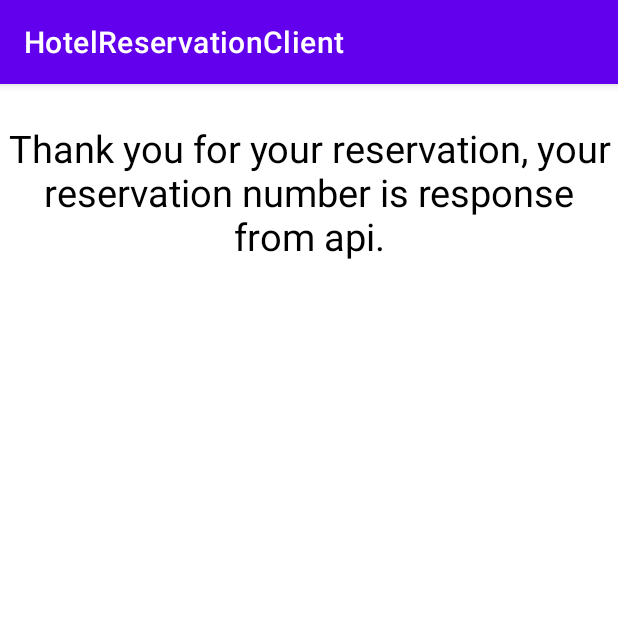
After one commit to A00445457/MCDA-5550-A00445457, an Android app: the fragment ConfirmReservationFragment placed in its activity, on a phone screen of 412 x 824 dp, the top half of it. The commit adds this screen. Run offline under Robolectric (Android 15) with nearby library versions, the phone set to English and light mode, and no system bars; 1 statement that could not run was skipped.

Commit message:
implement screen3 and 4

```diff
--- a/HotelReservationClient/app/src/main/java/com/example/hotelreservationclient/adapter/GuestListConfirmAdapter.java
+++ b/HotelReservationClient/app/src/main/java/com/example/hotelreservationclient/adapter/GuestListConfirmAdapter.java
@@ -54,6 +54,9 @@ public class GuestListConfirmAdapter extends RecyclerView.Adapter<GuestListConfi
 //            guestModelList.add(new GuestModel());
 //        }
 //    }
+    public List<GuestModel> getGuestModelList(){
+        return guestModelList;
+    }
 
     class GuestListConfirmHolder extends RecyclerView.ViewHolder {
         private GuestListLayoutBinding guestListLayoutBinding;
--- /dev/null
+++ b/HotelReservationClient/app/src/main/java/com/example/hotelreservationclient/fragment/ConfirmReservationFragment.java
@@ -0,0 +1,74 @@
+package com.example.hotelreservationclient.fragment;
+
+import android.os.Bundle;
+import android.view.LayoutInflater;
+import android.view.View;
+import android.view.ViewGroup;
+import android.widget.TextView;
+
+import androidx.annotation.NonNull;
+import androidx.annotation.Nullable;
+import androidx.fragment.app.Fragment;
+import androidx.lifecycle.LiveData;
+import androidx.lifecycle.Observer;
+import androidx.lifecycle.ViewModelProviders;
+
+import com.example.hotelreservationclient.R;
+import com.example.hotelreservationclient.adapter.GuestListConfirmAdapter;
+import com.example.hotelreservationclient.model.ConfirmResponse;
+import com.example.hotelreservationclient.model.GuestsRequest;
+import com.example.hotelreservationclient.model.HotelsResponse;
+import com.example.hotelreservationclient.viewmodel.GuestViewModel;
+
+import org.jetbrains.annotations.NotNull;
+
+public class ConfirmReservationFragment extends Fragment {
+
+
+    private View view;
+    private GuestListConfirmAdapter guestListConfirmAdapter;
+    private GuestViewModel guestViewModel;
+    private LiveData<ConfirmResponse> getConfirmResponseLiveData;
+    private TextView confirmReservationTextView;
+    private String confirmNumber="";
+
+    @Override
+    public void onCreate(@Nullable @org.jetbrains.annotations.Nullable Bundle savedInstanceState) {
+        super.onCreate(savedInstanceState);
+        guestViewModel = ViewModelProviders.of(this).get(GuestViewModel.class);
+        guestViewModel.init();
+
+        GuestsRequest guestsRequest = (GuestsRequest) getArguments().getSerializable("guestsRequest");
+
+        guestViewModel.sendConfirmRequest(guestsRequest);
+        getConfirmResponseLiveData = guestViewModel.getConfirmResponseLiveData();
+        getConfirmResponseLiveData.observe(this, new Observer<ConfirmResponse>() {
+            @Override
+            public void onChanged(ConfirmResponse confirmResponse) {
+                if (confirmResponse != null&&confirmReservationTextView!=null) {
+//                    hotelSearchResultAdapter.setResults(hotelsResponse.getHotels_list());
+                    confirmReservationTextView.setText("Thank you for your reservation, your reservation number: "+confirmResponse.getConfirmation_number()+" is response from api.");
+
+                }
+            }
+        });
+
+    }
+
+    @Nullable
+    @org.jetbrains.annotations.Nullable
+    @Override
+    public View onCreateView(@NonNull @NotNull LayoutInflater inflater, @Nullable @org.jetbrains.annotations.Nullable ViewGroup container, @Nullable @org.jetbrains.annotations.Nullable Bundle savedInstanceState) {
+//        return super.onCreateView(inflater, container, savedInstanceState);
+        view = inflater.inflate(R.layout.reservation_confirm_fragment, container, false);
+        return view;
+    }
+
+    @Override
+    public void onViewCreated(@NonNull @NotNull View view, @Nullable @org.jetbrains.annotations.Nullable Bundle savedInstanceState) {
+        super.onViewCreated(view, savedInstanceState);
+        confirmReservationTextView = view.findViewById(R.id.confirm_reservation_text_view);
+        confirmReservationTextView.setText("Thank you for your reservation, your reservation number is response from api.");
+
+    }
+}
--- a/HotelReservationClient/app/src/main/java/com/example/hotelreservationclient/fragment/HotelSearchFragment.java
+++ b/HotelReservationClient/app/src/main/java/com/example/hotelreservationclient/fragment/HotelSearchFragment.java
@@ -122,7 +122,7 @@ public class HotelSearchFragment extends Fragment {
         Calendar calendar = Calendar.getInstance();
         calendar.set(year,month,day);
 
-        SimpleDateFormat simpleDateFormat = new SimpleDateFormat("dd-MM-yyyy");
+        SimpleDateFormat simpleDateFormat = new SimpleDateFormat("yyyy-MM-dd");
         String formattedDate = simpleDateFormat.format(calendar.getTime());
 
         return formattedDate;
--- a/HotelReservationClient/app/src/main/java/com/example/hotelreservationclient/model/GuestModel.java
+++ b/HotelReservationClient/app/src/main/java/com/example/hotelreservationclient/model/GuestModel.java
@@ -7,6 +7,11 @@ public class GuestModel {
 
     public GuestModel(int guestNumber) {
         this.guestNumber = "Guest #" + guestNumber;
+    }
+    public GuestModel(String firstName,String lastName, String gender){
+        this.setFirstName(firstName);
+        this.setLastName(lastName);
+        this.setGender(gender);
     }
 
     @SerializedName("firstName")
--- a/HotelReservationClient/app/src/main/java/com/example/hotelreservationclient/network/HotelSearchService.java
+++ b/HotelReservationClient/app/src/main/java/com/example/hotelreservationclient/network/HotelSearchService.java
@@ -1,9 +1,14 @@
 package com.example.hotelreservationclient.network;
 
+import com.example.hotelreservationclient.model.ConfirmResponse;
+import com.example.hotelreservationclient.model.GuestsRequest;
 import com.example.hotelreservationclient.model.HotelsResponse;
 
 import retrofit2.Call;
+import retrofit2.http.Body;
 import retrofit2.http.GET;
+import retrofit2.http.Headers;
+import retrofit2.http.POST;
 
 /**
  * Retrofit interface for searching hotels
@@ -18,4 +23,8 @@ public interface HotelSearchService {
     @GET("/availablehotel")
     Call<HotelsResponse> searchAvaibaleHotels();
 
+//    @Headers("Content-type: application/json")
+    @POST("/reservation")
+    public Call<ConfirmResponse> requestReservation(@Body GuestsRequest guestsRequest);
+
 }
--- a/HotelReservationClient/app/src/main/java/com/example/hotelreservationclient/repository/HotelRepository.java
+++ b/HotelReservationClient/app/src/main/java/com/example/hotelreservationclient/repository/HotelRepository.java
@@ -3,6 +3,8 @@ package com.example.hotelreservationclient.repository;
 import androidx.lifecycle.LiveData;
 import androidx.lifecycle.MutableLiveData;
 
+import com.example.hotelreservationclient.model.ConfirmResponse;
+import com.example.hotelreservationclient.model.GuestsRequest;
 import com.example.hotelreservationclient.model.HotelsResponse;
 import com.example.hotelreservationclient.network.HotelSearchService;
 
@@ -20,7 +22,7 @@ public class HotelRepository {
 
     private HotelSearchService hotelSearchService;
     private MutableLiveData<HotelsResponse> hotelsResponseLiveData;
-
+    private MutableLiveData<ConfirmResponse> confirmResponseMutableLiveData;
 
 
     /**
@@ -28,6 +30,7 @@ public class HotelRepository {
      */
     public HotelRepository() {
         hotelsResponseLiveData = new MutableLiveData<>();
+        confirmResponseMutableLiveData = new MutableLiveData<>();
 
         HttpLoggingInterceptor interceptor = new HttpLoggingInterceptor();
         interceptor.level(HttpLoggingInterceptor.Level.BODY);
@@ -67,9 +70,37 @@ public class HotelRepository {
 
     /**
      * provide hotel list get from api
+     *
      * @return live data which could binding to view
      */
     public LiveData<HotelsResponse> getHotelsResponseLiveData() {
         return hotelsResponseLiveData;
     }
+
+    public LiveData<ConfirmResponse> getConfirmResponseLiveData() {
+        return confirmResponseMutableLiveData;
+    }
+
+    public void requestReservation(GuestsRequest guestsRequest) {
+
+
+        hotelSearchService.requestReservation(guestsRequest)
+                .enqueue(new Callback<ConfirmResponse>() {
+                    @Override
+                    public void onResponse(Call<ConfirmResponse> call, Response<ConfirmResponse> response) {
+                        if (response.isSuccessful()) {
+                            confirmResponseMutableLiveData.postValue(response.body());
+                        } else {
+                            String error = response.errorBody().toString();
+                            System.out.println(error);
+                        }
+                    }
+
+                    @Override
+                    public void onFailure(Call<ConfirmResponse> call, Throwable t) {
+                        confirmResponseMutableLiveData.postValue(null);
+                    }
+                });
+
+    }
 }
--- a/HotelReservationClient/app/src/main/java/com/example/hotelreservationclient/viewmodel/GuestViewModel.java
+++ b/HotelReservationClient/app/src/main/java/com/example/hotelreservationclient/viewmodel/GuestViewModel.java
@@ -6,33 +6,41 @@ import androidx.annotation.NonNull;
 import androidx.lifecycle.AndroidViewModel;
 import androidx.lifecycle.LiveData;
 
+import com.example.hotelreservationclient.model.ConfirmResponse;
 import com.example.hotelreservationclient.model.GuestsRequest;
 import com.example.hotelreservationclient.model.HotelsResponse;
 import com.example.hotelreservationclient.repository.HotelRepository;
 
 import org.jetbrains.annotations.NotNull;
 
+/**
+ * didn't use right now, leave for future improvement of two way databinding
+ * solving the recyclerView contains edittext need to be iterated to assignment the guestConfirmRequest
+ */
 public class GuestViewModel extends AndroidViewModel {
 
 
     // live data which like a bridge between app backend and view
-    private LiveData<GuestsRequest> guestsRequestLiveData;
+    private LiveData<ConfirmResponse> getConfirmResponseLiveData;
+    // hotel repository, where we get hotel list data
+    private HotelRepository hotelRepository;
+
 
     public GuestViewModel(@NonNull @NotNull Application application) {
         super(application);
     }
 
-    public String sendConfirmRequest(){
-        return null;
+    public void sendConfirmRequest(GuestsRequest guestsRequest){
+        hotelRepository.requestReservation(guestsRequest);
     }
 
     // initial hotel repository and livedata
     public void init() {
-//        hotelRepository = new HotelRepository();
-//        guestsRequestLiveData = hotelRepository.getGuestsRequestLiveData();
+        hotelRepository = new HotelRepository();
+        getConfirmResponseLiveData = hotelRepository.getConfirmResponseLiveData();
     }
 
-    public LiveData<GuestsRequest> getGuestsRequestLiveData() {
-        return guestsRequestLiveData;
+    public LiveData<ConfirmResponse> getConfirmResponseLiveData() {
+        return getConfirmResponseLiveData;
     }
 }
--- /dev/null
+++ b/HotelReservationClient/app/src/main/res/layout/reservation_confirm_fragment.xml
@@ -0,0 +1,24 @@
+<?xml version="1.0" encoding="utf-8"?>
+<androidx.constraintlayout.widget.ConstraintLayout xmlns:android="http://schemas.android.com/apk/res/android"
+    xmlns:app="http://schemas.android.com/apk/res-auto"
+    xmlns:tools="http://schemas.android.com/tools"
+    android:layout_width="match_parent"
+    android:layout_height="match_parent">
+    <TextView
+        android:id="@+id/confirm_reservation_text_view"
+        android:layout_width="match_parent"
+        android:layout_height="wrap_content"
+        android:layout_marginTop="25dp"
+        android:fontFamily="sans-serif"
+        android:gravity="center_horizontal"
+        android:textAlignment="center"
+        android:textColor="@color/black"
+        android:textSize="25sp"
+        app:layout_constraintEnd_toEndOf="parent"
+        app:layout_constraintStart_toStartOf="parent"
+        app:layout_constraintTop_toTopOf="parent"
+        tools:text="Sample Text"
+
+        />
+
+</androidx.constraintlayout.widget.ConstraintLayout>
```
Also changed, not shown: HotelReservationClient/app/src/main/java/com/example/hotelreservationclient/fragment/HotelGuestListDetailsFragment.java (+75 -15 lines), HotelReservationClient/app/src/main/java/com/example/hotelreservationclient/model/ConfirmResponse.java (added, +20 -0 lines), HotelReservationClient/app/src/main/java/com/example/hotelreservationclient/model/GuestsRequest.java (+43 -6 lines).
